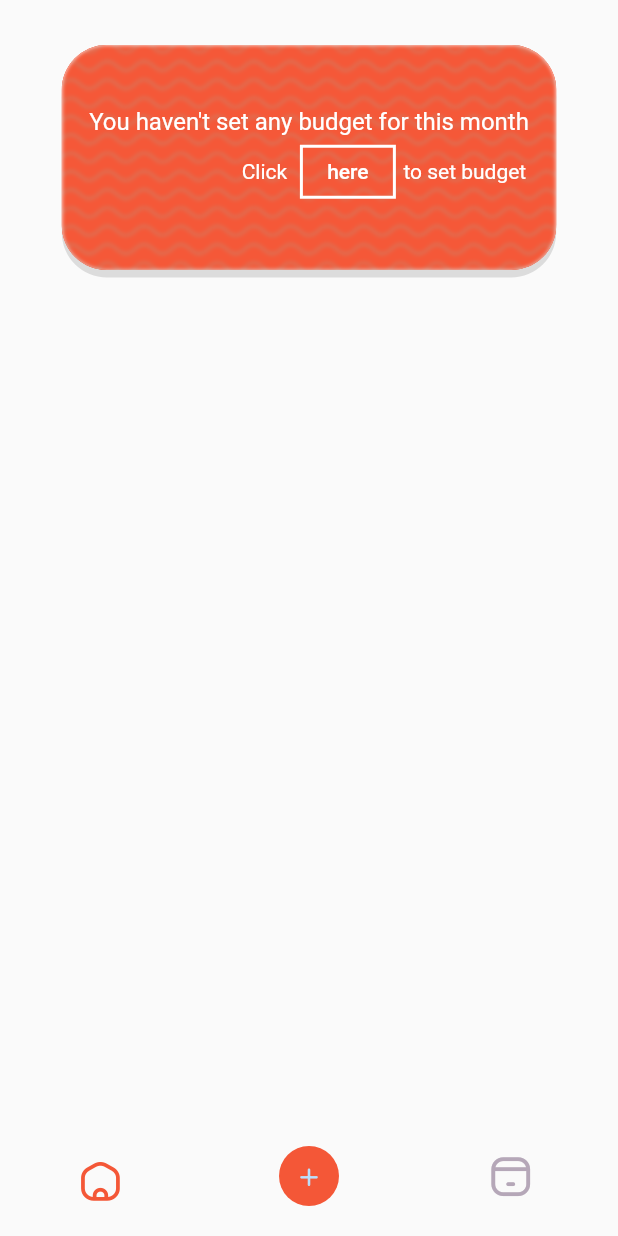
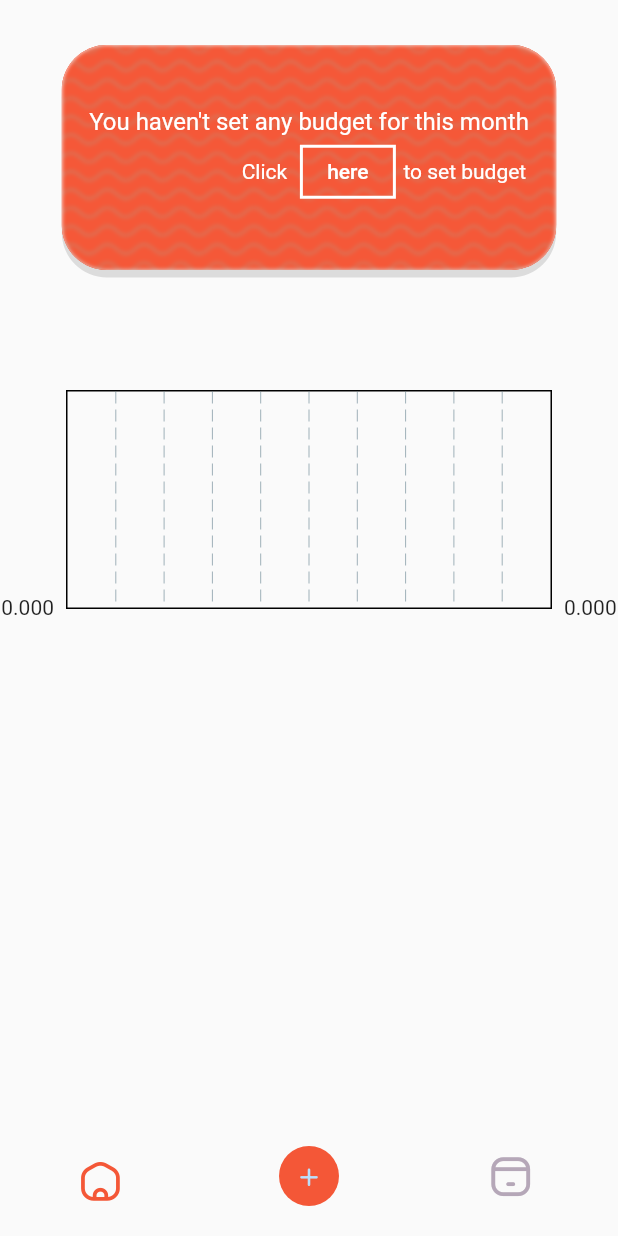
Before and after one commit to Issah-Dundason/spender, a Flutter app: the screen it shows after launch, on a phone screen of 412 x 824 dp. Run offline on Flutter 3.47's test engine with Material 2 defaults, Android fonts, the phone set to English and light mode, and no system bars; drawn by our look-alikes of fl_chart; our stand-ins replace bloc, equatable, flutter_bloc, sqflite; accounts and stored records are empty.

Commit message:
add home chart widget

```diff
--- /dev/null
+++ b/lib/components/home_chart.dart
@@ -0,0 +1,13 @@
+import 'package:fl_chart/fl_chart.dart';
+import 'package:flutter/material.dart';
+
+class ChartWidget extends StatelessWidget {
+  const ChartWidget({
+    Key? key,
+  }) : super(key: key);
+
+  @override
+  Widget build(BuildContext context) {
+    return AspectRatio(aspectRatio: 2,child: BarChart(BarChartData()));
+  }
+}
--- a/lib/pages/home_page.dart
+++ b/lib/pages/home_page.dart
@@ -1,5 +1,8 @@
+import 'package:fl_chart/fl_chart.dart';
 import 'package:flutter/material.dart';
 import 'package:spender/components/no_budget.dart';
+
+import '../components/home_chart.dart';
 
 class HomePage extends StatelessWidget {
   const HomePage({Key? key}) : super(key: key);
@@ -7,11 +10,13 @@ class HomePage extends StatelessWidget {
   @override
   Widget build(BuildContext context) {
     return Scaffold(body: ListView(
-      children: [
-        SizedBox(height: 30,),
-        Align(
+      children: const [
+         SizedBox(height: 30,),
+         Align(
           alignment: Alignment.center,
-            child: NoBudgetWidget())
+            child: NoBudgetWidget()),
+         SizedBox(height: 50,),
+        ChartWidget()
       ],
     ),);
   }
--- a/lib/service/database.dart
+++ b/lib/service/database.dart
@@ -115,7 +115,9 @@ class DatabaseClient {
 
   Future<List<MonthSpending>> getAmountSpentEachMonth(String year) async {
     var result = await _db.rawQuery('''SELECT strftime('%m',date) as month,
-          SUM(price) as amount FROM expenditure GROUP BY 1 HAVING strftime('%Y',date) = ?''',
+          SUM(price) as amount FROM expenditure GROUP BY 1 HAVING strftime('%Y',date) = ?
+          ORDER BY strftime('%m',date) ASC
+          ''',
         [year]);
     return result
         .map((q) =>
```
